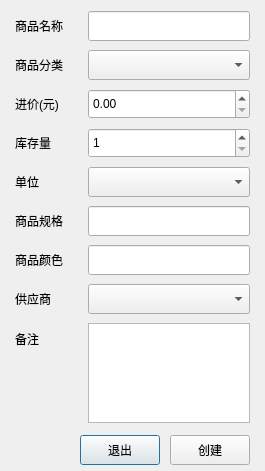
This is Qt/ERP/dialognewgoods.ui in superp2017/NTERP as Qt 5 draws it before an edit. The edited form follows.
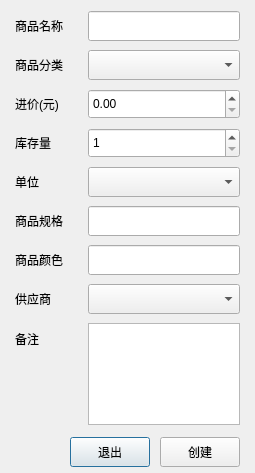
This is the edited form.

The edit to the form file:
```diff
--- a/Qt/ERP/dialognewgoods.ui
+++ b/Qt/ERP/dialognewgoods.ui
@@ -6,8 +6,8 @@
    <rect>
     <x>0</x>
     <y>0</y>
-    <width>265</width>
-    <height>439</height>
+    <width>255</width>
+    <height>473</height>
    </rect>
   </property>
   <property name="windowTitle">
```
